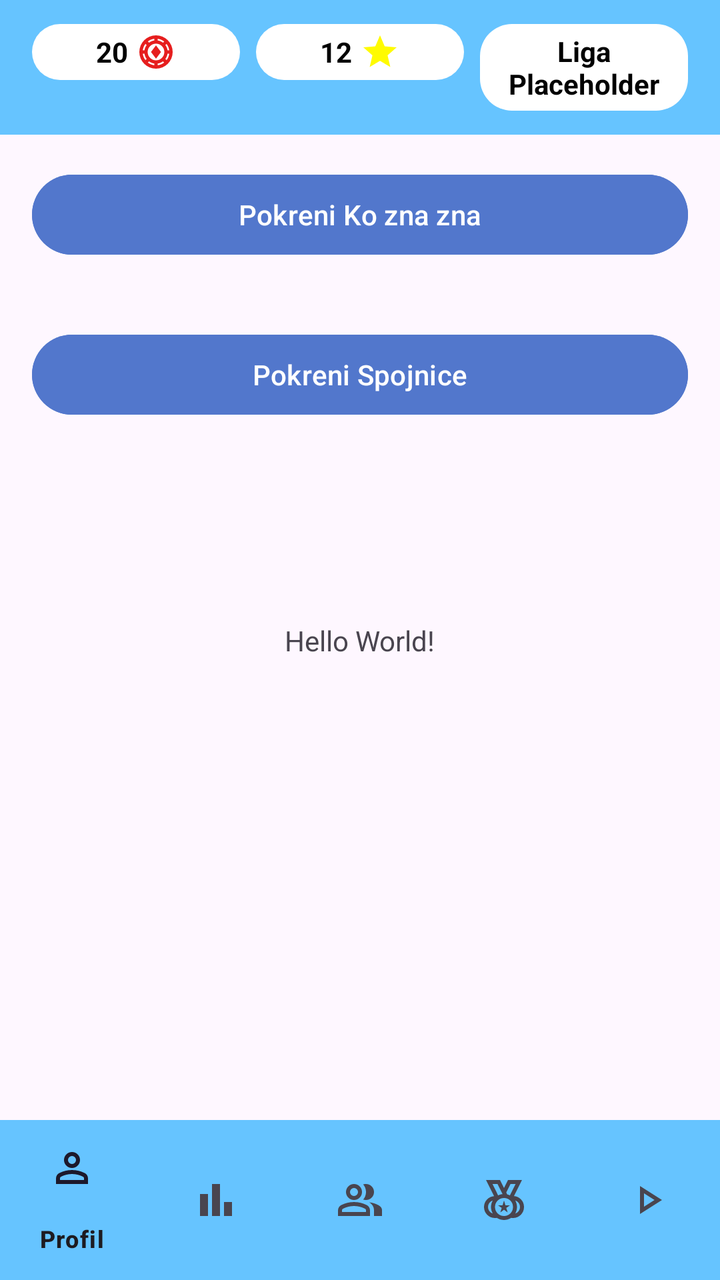
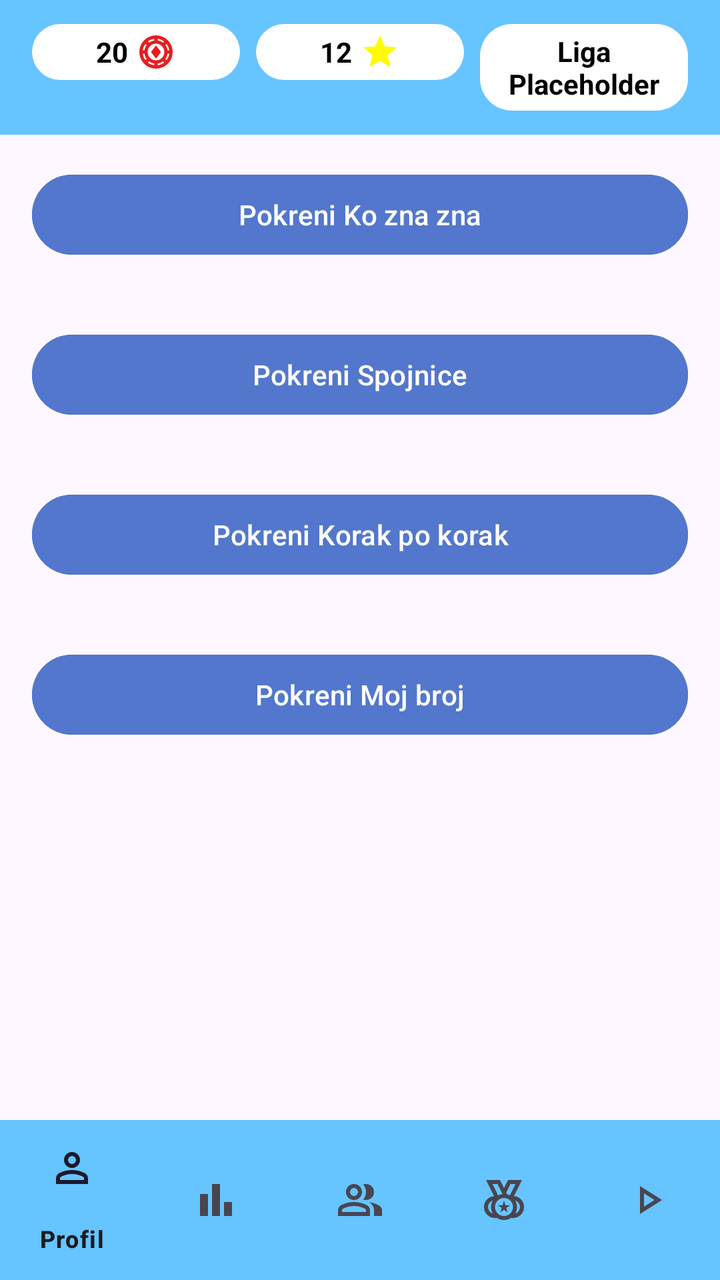

The first picture is an Android layout as it rendered before a commit; the second is the same layout after the commit. The layout source and the unified diff follow.
<!-- AndroidManifest.xml: application theme Theme.Slagalica -->
<!-- res/layout/activity_main.xml -->
<?xml version="1.0" encoding="utf-8"?>
<androidx.constraintlayout.widget.ConstraintLayout xmlns:android="http://schemas.android.com/apk/res/android"
    xmlns:app="http://schemas.android.com/apk/res-auto"
    xmlns:tools="http://schemas.android.com/tools"
    android:id="@+id/main"
    android:layout_width="match_parent"
    android:layout_height="match_parent"
    tools:context=".MainActivity">

    <LinearLayout
        android:layout_width="match_parent"
        android:layout_height="match_parent"
        android:orientation="vertical">

        <include layout="@layout/top_bar" />

        <Button
            android:id="@+id/buttonStartWhoKnows"
            android:layout_width="match_parent"
            android:layout_height="wrap_content"
            android:layout_margin="16dp"
            android:text="Pokreni Ko zna zna"
            android:backgroundTint="@color/button_default_color"
            android:textColor="@color/white"/>

        <Button
            android:id="@+id/buttonStartMatchingGame"
            android:layout_width="match_parent"
            android:layout_height="wrap_content"
            android:layout_margin="16dp"
            android:text="Pokreni Spojnice"
            android:backgroundTint="@color/button_default_color"
            android:textColor="@color/white"/>

        <FrameLayout
            android:id="@+id/fragmentContainer"
            android:layout_width="match_parent"
            android:layout_height="0dp"
            android:layout_weight="1"
            android:layout_gravity="bottom"/>

        <include layout="@layout/bottom_bar" />
    </LinearLayout>



    <TextView
        android:layout_width="wrap_content"
        android:layout_height="wrap_content"
        android:text="Hello World!"
        app:layout_constraintBottom_toBottomOf="parent"
        app:layout_constraintEnd_toEndOf="parent"
        app:layout_constraintStart_toStartOf="parent"
        app:layout_constraintTop_toTopOf="parent" />

</androidx.constraintlayout.widget.ConstraintLayout>
<!-- res/layout/top_bar.xml (included above) -->
<?xml version="1.0" encoding="utf-8"?>
<LinearLayout xmlns:android="http://schemas.android.com/apk/res/android"
    android:layout_width="match_parent"
    android:layout_height="wrap_content"
    android:orientation="horizontal"
    android:padding="12dp"
    android:background="#66C4FF">

    <LinearLayout
        android:layout_width="0dp"
        android:layout_height="wrap_content"
        android:layout_weight="1"
        android:orientation="horizontal"
        android:gravity="center"
        android:padding="4dp"
        android:layout_marginStart="4dp"
        android:layout_marginEnd="4dp"
        android:background="@drawable/rounded_white">

        <TextView
            android:layout_width="wrap_content"
            android:layout_height="wrap_content"
            android:text="20"
            android:textColor="#000000"
            android:textStyle="bold"
            android:layout_marginEnd="4dp" />

        <ImageView
            android:layout_width="20dp"
            android:layout_height="20dp"
            android:src="@drawable/ic_token"
            android:contentDescription="Tokeni" />
    </LinearLayout>

    <LinearLayout
        android:layout_width="0dp"
        android:layout_height="wrap_content"
        android:layout_weight="1"
        android:orientation="horizontal"
        android:gravity="center"
        android:padding="4dp"
        android:layout_marginStart="4dp"
        android:layout_marginEnd="4dp"
        android:background="@drawable/rounded_white">

        <TextView
            android:layout_width="wrap_content"
            android:layout_height="wrap_content"
            android:text="12"
            android:textColor="#000000"
            android:textStyle="bold"
            android:layout_marginEnd="4dp" />

        <ImageView
            android:layout_width="20dp"
            android:layout_height="20dp"
            android:src="@drawable/ic_star"
            android:contentDescription="Zvezde" />
    </LinearLayout>

    <LinearLayout
        android:layout_width="0dp"
        android:layout_height="wrap_content"
        android:layout_weight="1"
        android:orientation="horizontal"
        android:gravity="center"
        android:padding="4dp"
        android:layout_marginStart="4dp"
        android:layout_marginEnd="4dp"
        android:background="@drawable/rounded_white">

        <TextView
            android:layout_width="wrap_content"
            android:layout_height="wrap_content"
            android:text="Liga Placeholder"
            android:textColor="#000000"
            android:textStyle="bold"
            android:gravity="center" />
    </LinearLayout>
</LinearLayout>
<!-- res/layout/bottom_bar.xml (included above) -->
<?xml version="1.0" encoding="utf-8"?>
<LinearLayout xmlns:android="http://schemas.android.com/apk/res/android"
    xmlns:app="http://schemas.android.com/apk/res-auto"
    android:layout_width="match_parent"
    android:layout_height="wrap_content"
    android:orientation="vertical"
    android:background="#66C4FF"
    android:padding="0dp">

    <com.google.android.material.bottomnavigation.BottomNavigationView
        android:id="@+id/bottomNavigation"
        android:layout_width="match_parent"
        android:layout_height="wrap_content"
        android:paddingBottom="0dp"
        android:paddingTop="0dp"
        android:paddingStart="0dp"
        android:paddingEnd="0dp"
        android:layout_margin="0dp"
        android:layout_marginBottom="0dp"
        android:background="#66C4FF"
        app:backgroundColor="#66C4FF"
        app:elevation="0dp"
        app:menu="@menu/bottom_nav_menu" />
</LinearLayout>
<!-- resources referenced by this layout -->
<resources>
  <color name="button_default_color">#5277CC</color>
  <color name="white">#FFFFFFFF</color>
  <!-- drawable ic_star (drawable) -->
  <vector xmlns:android="http://schemas.android.com/apk/res/android" android:height="24dp" android:tint="#FFFB00" android:viewportHeight="24" android:viewportWidth="24" android:width="24dp">
        
      <path android:fillColor="@android:color/white" android:pathData="M12,17.27L18.18,21l-1.64,-7.03L22,9.24l-7.19,-0.61L12,2 9.19,8.63 2,9.24l5.46,4.73L5.82,21z"/>
      
  </vector>
  <!-- drawable ic_token (drawable) -->
  <vector xmlns:android="http://schemas.android.com/apk/res/android"
      android:width="24dp"
      android:height="24dp"
      android:viewportWidth="960"
      android:viewportHeight="960">
    <path
        android:pathData="M480,880q-83,0 -156,-31.5T197,763q-54,-54 -85.5,-127T80,480q0,-83 31.5,-156T197,197q54,-54 127,-85.5T480,80q83,0 156,31.5T763,197q54,54 85.5,127T880,480q0,83 -31.5,156T763,763q-54,54 -127,85.5T480,880ZM440,797v-40q-35,-5 -67.5,-19T312,704l-28,29q33,26 72.5,42.5T440,797ZM520,797q44,-5 83.5,-21.5T676,733l-28,-29q-28,20 -60.5,34T520,757v40ZM480,680q83,0 141.5,-58.5T680,480q0,-83 -58.5,-141.5T480,280q-83,0 -141.5,58.5T280,480q0,83 58.5,141.5T480,680ZM733,676q26,-33 42.5,-72.5T797,520h-40q-5,35 -19,67.5T704,648l29,28ZM227,676 L256,647q-20,-28 -34,-60t-19,-67h-40q5,44 21.5,83.5T227,676ZM480,640L360,480l120,-160 120,160 -120,160ZM163,440h40q5,-35 19,-67t34,-60l-29,-29q-26,33 -42.5,72.5T163,440ZM757,440h40q-5,-44 -22,-83.5T732,284l-28,28q20,28 34,60.5t19,67.5ZM313,256q28,-20 60,-34t67,-19v-40q-44,5 -83.5,21.5T284,227l29,29ZM648,256 L676,228q-33,-26 -72.5,-43T520,163v40q35,5 67.5,19t60.5,34Z"
        android:fillColor="#e61e1e"/>
  </vector>
  <!-- drawable rounded_white (drawable) -->
  <?xml version="1.0" encoding="utf-8"?>
  <shape xmlns:android="http://schemas.android.com/apk/res/android"
      android:shape="rectangle">
      <solid android:color="@android:color/white" />
      <corners android:radius="16dp" />
  </shape>
  <style name="Theme.Slagalica" parent="Base.Theme.Slagalica" />
  <style name="Base.Theme.Slagalica" parent="Theme.Material3.DayNight.NoActionBar">
          
          
      </style>
</resources>

<!-- the commit's change to res/layout/activity_main.xml (unified diff, before → after) -->
@@ -32,6 +32,24 @@
             android:backgroundTint="@color/button_default_color"
             android:textColor="@color/white"/>
 
+        <Button
+            android:id="@+id/buttonStartStepByStep"
+            android:layout_width="match_parent"
+            android:layout_height="wrap_content"
+            android:layout_margin="16dp"
+            android:text="Pokreni Korak po korak"
+            android:backgroundTint="@color/button_default_color"
+            android:textColor="@color/white"/>
+
+        <Button
+            android:id="@+id/buttonStartNumbersGame"
+            android:layout_width="match_parent"
+            android:layout_height="wrap_content"
+            android:layout_margin="16dp"
+            android:text="Pokreni Moj broj"
+            android:backgroundTint="@color/button_default_color"
+            android:textColor="@color/white"/>
+
         <FrameLayout
             android:id="@+id/fragmentContainer"
             android:layout_width="match_parent"
@@ -42,16 +60,6 @@
         <include layout="@layout/bottom_bar" />
     </LinearLayout>
 
-
-
-    <TextView
-        android:layout_width="wrap_content"
-        android:layout_height="wrap_content"
-        android:text="Hello World!"
-        app:layout_constraintBottom_toBottomOf="parent"
-        app:layout_constraintEnd_toEndOf="parent"
-        app:layout_constraintStart_toStartOf="parent"
-        app:layout_constraintTop_toTopOf="parent" />
 
 </androidx.constraintlayout.widget.ConstraintLayout>
 <!-- res/layout/top_bar.xml (included above) -->
